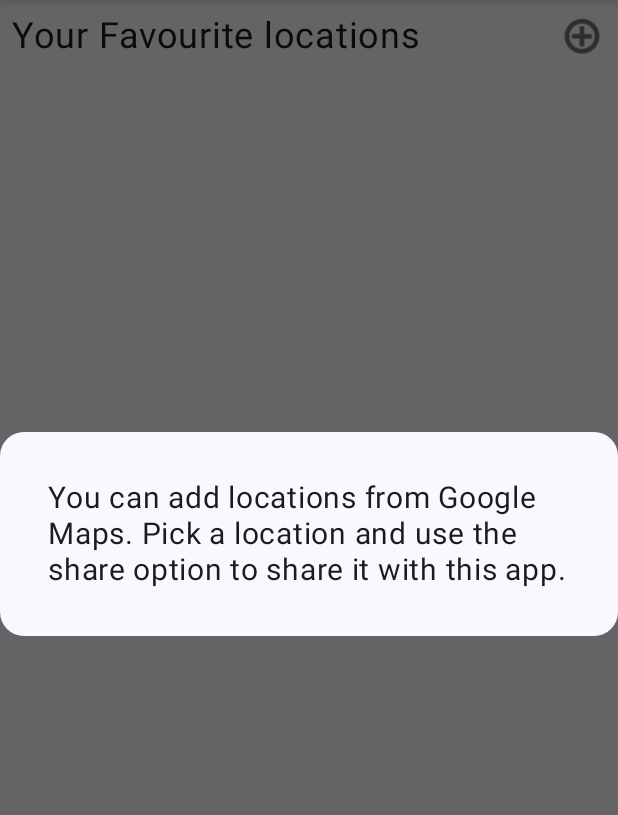
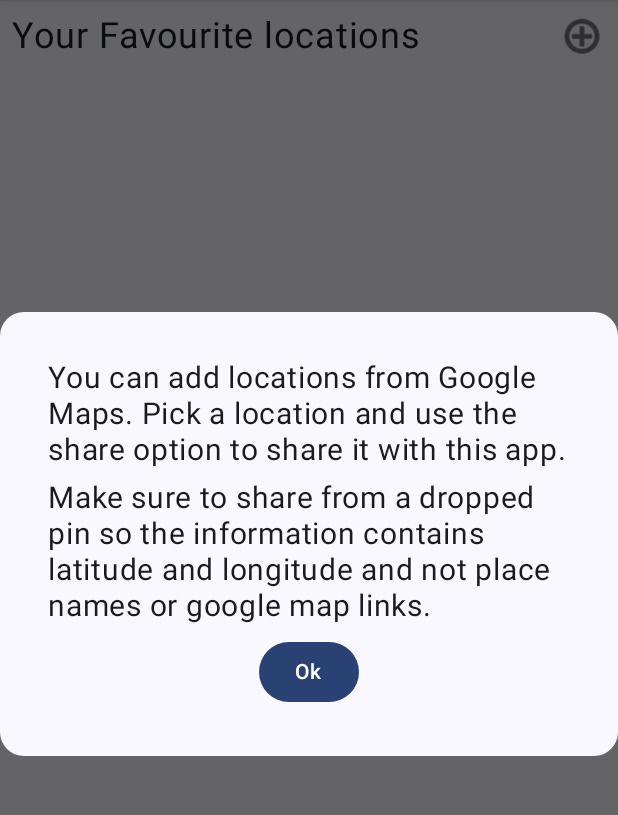
Before and after one commit to hanscappelle/windfoil-wind-finder-android-app, an Android app built with Jetpack Compose: the screen it shows after launch (MainActivity), after a tap on "Add a new location", on a phone screen of 412 x 824 dp, the part 84-899 px from its top. Run offline under Robolectric (Android 15) with nearby library versions, the phone set to English and light mode, and no system bars; network calls fail; 1 statement that could not run was skipped.

```diff
--- a/app/src/main/java/be/hcpl/android/speedrecords/MainActivity.kt
+++ b/app/src/main/java/be/hcpl/android/speedrecords/MainActivity.kt
@@ -1,5 +1,9 @@
 package be.hcpl.android.speedrecords
 
+import android.R
+import android.R.attr.action
+import android.R.attr.type
+import android.content.Intent
 import android.os.Bundle
 import androidx.activity.ComponentActivity
 import androidx.activity.enableEdgeToEdge
@@ -16,7 +20,6 @@
 
 class MainActivity : ComponentActivity() {
 
-    // add viewModel to get all weather data from API
     private val viewModel: MainViewModel by viewModel()
 
     override fun onCreate(savedInstanceState: Bundle?) {
@@ -25,16 +28,30 @@
         updateContent(LocationUiModel(locations = emptyList()))
         viewModel.state.observeForever(::handleState)
         viewModel.events.observeForever(::handleEvent)
+
+        checkForReceivedLocations()
+    }
+
+    private fun checkForReceivedLocations() {
+        val intent = intent
+        val action = intent.action
+        val type = intent.type
+
+        if (Intent.ACTION_SEND == action && type != null) {
+            if ("text/plain" == type) {
+                viewModel.receivedLocation(intent) // Handle text being sent
+            }
+        }
     }
 
     private fun handleEvent(event: MainViewModel.Event) {
         when(event){
-            MainViewModel.Event.AddNewLocationInfo -> showLocationInfoPopUp()
+            MainViewModel.Event.AddNewLocationInfo -> Unit
         }
     }
 
-    private fun showLocationInfoPopUp() {
-
+    private fun handleState(state: MainViewModel.State) {
+        updateContent(state.locations)
     }
 
     private fun updateContent(locations: LocationUiModel) {
@@ -52,10 +69,7 @@
 
     override fun onResume() {
         super.onResume()
-        viewModel.updateAllData()
+        //viewModel.updateAllData() // TODO refresh needed here?
     }
 
-    private fun handleState(state: MainViewModel.State) {
-        updateContent(state.locations)
-    }
 }
--- a/app/src/main/java/be/hcpl/android/speedrecords/ui/screen/MainScreen.kt
+++ b/app/src/main/java/be/hcpl/android/speedrecords/ui/screen/MainScreen.kt
@@ -1,5 +1,6 @@
 package be.hcpl.android.speedrecords.ui.screen
 
+import android.graphics.Paint
 import be.hcpl.android.speedrecords.R
 import androidx.compose.foundation.BorderStroke
 import androidx.compose.foundation.border
@@ -12,6 +13,7 @@
 import androidx.compose.foundation.layout.wrapContentHeight
 import androidx.compose.foundation.layout.wrapContentWidth
 import androidx.compose.foundation.lazy.LazyColumn
+import androidx.compose.material3.Button
 import androidx.compose.material3.ExperimentalMaterial3Api
 import androidx.compose.material3.Icon
 import androidx.compose.material3.MaterialTheme
@@ -36,6 +38,7 @@
     model: LocationUiModel,
 ) {
 
+    // TODO extract dialog
     val openDialog = remember { mutableStateOf(false) }
 
     if (openDialog.value) {
@@ -48,13 +51,28 @@
                     .wrapContentHeight(),
                 shape = MaterialTheme.shapes.large
             ) {
-                Column(modifier = Modifier.padding(32.dp)) {
+                Column(
+                    horizontalAlignment = Alignment.CenterHorizontally,
+                    verticalArrangement = spacedBy(8.dp),
+                    modifier = Modifier
+                    .padding(32.dp)
+
+                ) {
                     Text(
                         text = stringResource(R.string.info_add_location),
                         fontSize = 20.sp,
                         //textAlign = Alignment.CenterHorizontally,
                     )
-                    // TODO close button needed here
+                    Text(
+                        text = stringResource(R.string.info_add_location_extra),
+                        fontSize = 20.sp,
+                        //textAlign = Alignment.CenterHorizontally,
+                    )
+                    Button(
+                        onClick = { openDialog.value = false },
+                    ) {
+                        Text(text = stringResource(R.string.ok))
+                    }
                 }
             }
         }
--- a/app/src/main/res/values/strings.xml
+++ b/app/src/main/res/values/strings.xml
@@ -3,4 +3,6 @@
     <string name="a11y_add_location">Add a new location</string>
     <string name="title_favourite_locations">Your Favourite locations</string>
     <string name="info_add_location">You can add locations from Google Maps. Pick a location and use the share option to share it with this app.</string>
+    <string name="info_add_location_extra">Make sure to share from a dropped pin so the information contains latitude and longitude and not place names or google map links.</string>
+    <string name="ok">Ok</string>
 </resources>
```
Also changed, not shown: app/src/main/java/be/hcpl/android/speedrecords/MainViewModel.kt (+11 -4 lines), app/src/main/java/be/hcpl/android/speedrecords/domain/LocationRepository.kt (+32 -3 lines).
